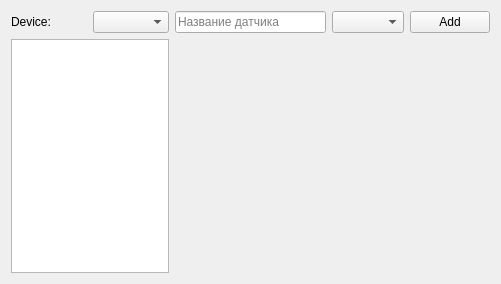
Qt form testmodulewidget.ui (alex13sh/GraphicModbus) before a commit.
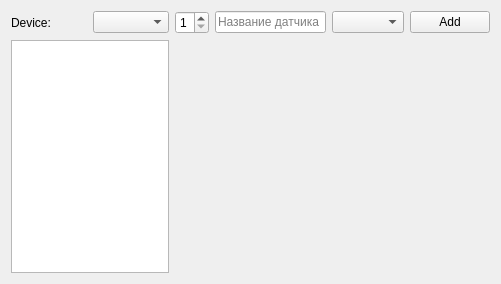
The same form after that commit. Custom widgets are drawn as their Qt base class.

```diff
--- a/testmodulewidget.ui
+++ b/testmodulewidget.ui
@@ -30,6 +30,16 @@
    </item>
    <item row="0" column="1">
     <layout class="QHBoxLayout" name="horizontalLayout_2">
+     <item>
+      <widget class="QSpinBox" name="spinBox">
+       <property name="minimum">
+        <number>1</number>
+       </property>
+       <property name="maximum">
+        <number>8</number>
+       </property>
+      </widget>
+     </item>
      <item>
       <widget class="QLineEdit" name="txtName">
        <property name="placeholderText">
@@ -58,6 +68,14 @@
    </item>
   </layout>
  </widget>
+ <customwidgets>
+  <customwidget>
+   <class>SensorAnalog_InfoWidget</class>
+   <extends>QWidget</extends>
+   <header>sensoranalog_infowidget.h</header>
+   <container>1</container>
+  </customwidget>
+ </customwidgets>
  <resources/>
  <connections/>
 </ui>
```
Left out of the diff: 3 changed lines with no effect on the pictures.
